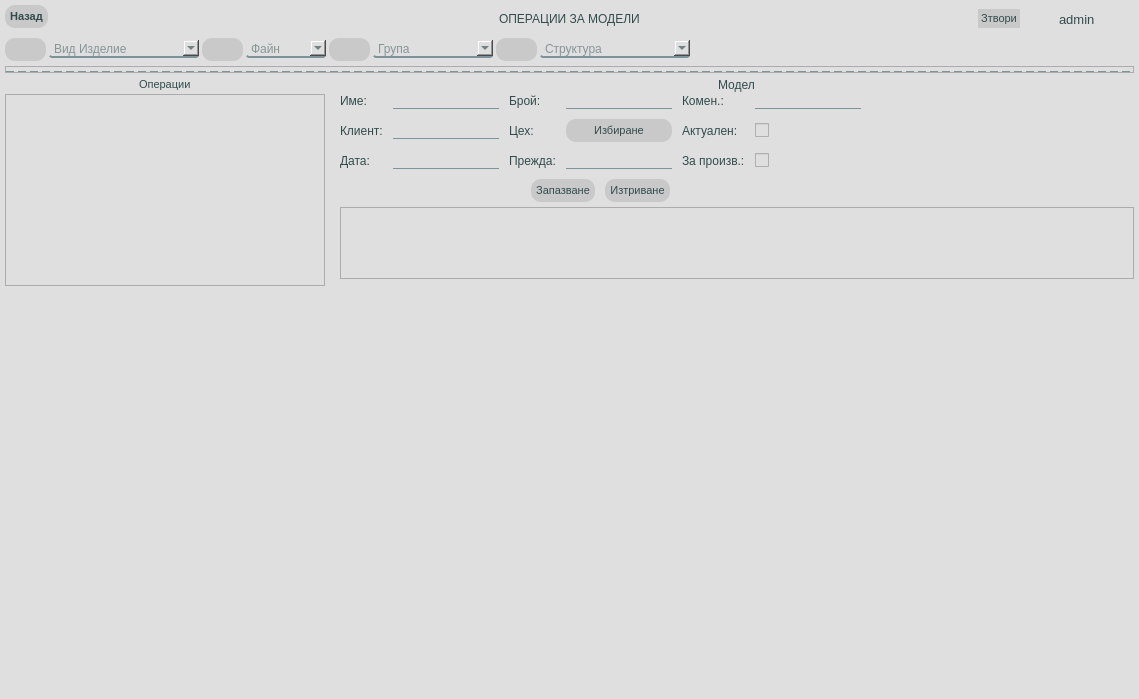
The window that app/ui/widgets/groupOpersCustomWidget.ui (DevilPhp/WorkSalary.v01) describes before a commit, drawn with Qt 5.
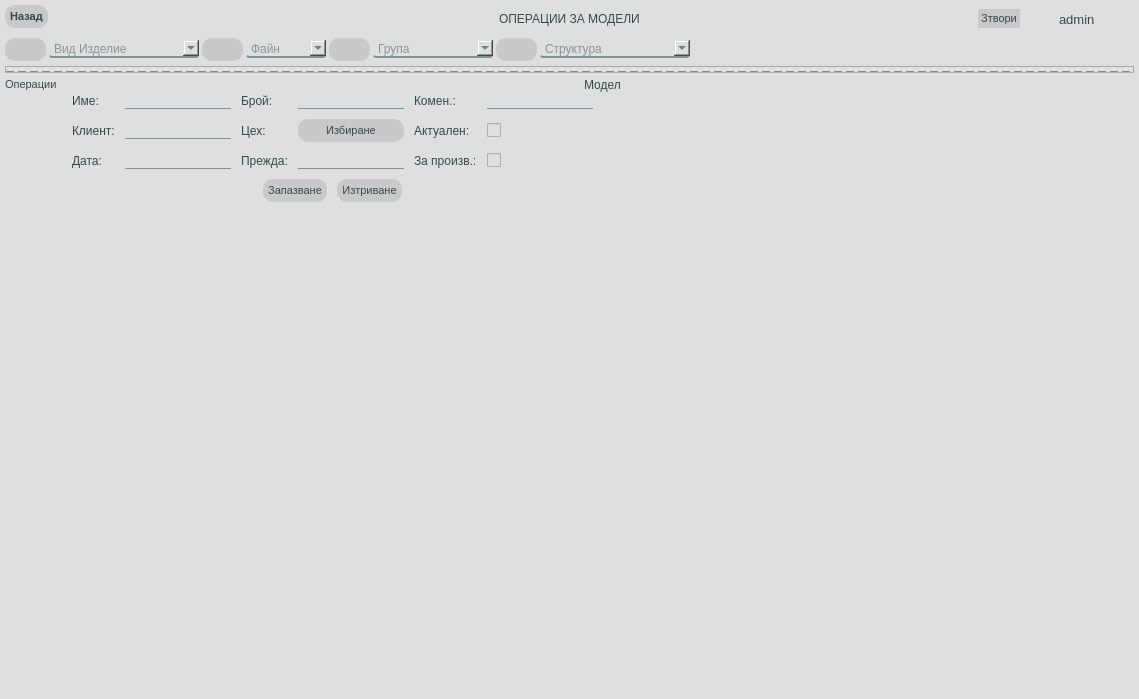
The same window after the commit. Icons and pictures are not drawn.

What changed in the file:
```diff
--- a/app/ui/widgets/groupOpersCustomWidget.ui
+++ b/app/ui/widgets/groupOpersCustomWidget.ui
@@ -773,22 +773,6 @@
                   <property name="bottomMargin">
                    <number>0</number>
                   </property>
-                  <item>
-                   <widget class="QListView" name="operationsListView">
-                    <property name="dragEnabled">
-                     <bool>true</bool>
-                    </property>
-                    <property name="dragDropMode">
-                     <enum>QAbstractItemView::DragOnly</enum>
-                    </property>
-                    <property name="alternatingRowColors">
-                     <bool>true</bool>
-                    </property>
-                    <property name="selectionMode">
-                     <enum>QAbstractItemView::MultiSelection</enum>
-                    </property>
-                   </widget>
-                  </item>
                  </layout>
                 </widget>
                </item>
@@ -1039,28 +1023,6 @@
                   <property name="bottomMargin">
                    <number>0</number>
                   </property>
-                  <item>
-                   <widget class="QTreeView" name="operTreeView">
-                    <property name="sizePolicy">
-                     <sizepolicy hsizetype="Expanding" vsizetype="Maximum">
-                      <horstretch>0</horstretch>
-                      <verstretch>0</verstretch>
-                     </sizepolicy>
-                    </property>
-                    <property name="sizeAdjustPolicy">
-                     <enum>QAbstractScrollArea::AdjustToContents</enum>
-                    </property>
-                    <property name="editTriggers">
-                     <set>QAbstractItemView::NoEditTriggers</set>
-                    </property>
-                    <property name="dragDropMode">
-                     <enum>QAbstractItemView::DropOnly</enum>
-                    </property>
-                    <property name="alternatingRowColors">
-                     <bool>true</bool>
-                    </property>
-                   </widget>
-                  </item>
                  </layout>
                 </widget>
                </item>
```
Left out of the diff: 2 changed lines with no effect on the pictures.
